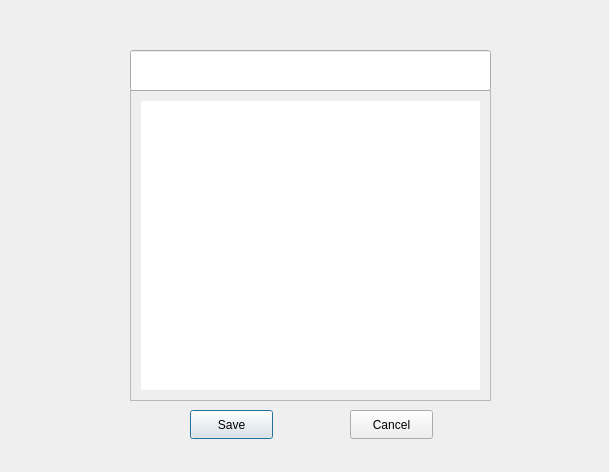
lucifron28/Notes-App-CP103-MidtermProject, file notedialog.ui: the form before one commit.
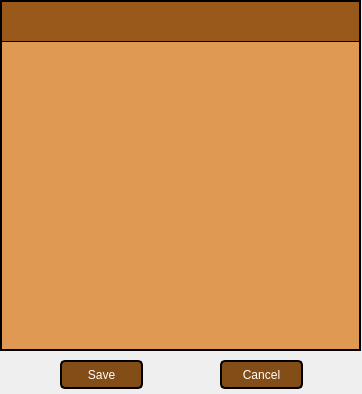
The form after the commit.

The edit to the form file:
```diff
--- a/notedialog.ui
+++ b/notedialog.ui
@@ -6,8 +6,8 @@
    <rect>
     <x>0</x>
     <y>0</y>
-    <width>609</width>
-    <height>472</height>
+    <width>362</width>
+    <height>394</height>
    </rect>
   </property>
   <property name="windowTitle">
@@ -16,39 +16,52 @@
   <widget class="QTextEdit" name="textEdit">
    <property name="geometry">
     <rect>
-     <x>130</x>
-     <y>90</y>
+     <x>0</x>
+     <y>40</y>
      <width>361</width>
      <height>311</height>
     </rect>
    </property>
    <property name="styleSheet">
-    <string notr="true">padding: 10px;</string>
+    <string notr="true">padding: 10px;
+background-color: #e09952;
+border: 2px solid black;
+color: black;</string>
    </property>
   </widget>
   <widget class="QLineEdit" name="lineEdit">
    <property name="geometry">
     <rect>
-     <x>130</x>
-     <y>50</y>
+     <x>0</x>
+     <y>0</y>
      <width>361</width>
      <height>41</height>
     </rect>
    </property>
    <property name="styleSheet">
     <string notr="true">font: 20px;
-font-weight: 800;</string>
+font-weight: 800;
+background-color: #98591B;
+border: 2px solid black;
+border-bottom: 0;
+color: white;</string>
    </property>
   </widget>
   <widget class="QPushButton" name="saveButton">
    <property name="geometry">
     <rect>
-     <x>190</x>
-     <y>410</y>
+     <x>60</x>
+     <y>360</y>
      <width>83</width>
      <height>29</height>
     </rect>
    </property>
+   <property name="styleSheet">
+    <string notr="true">background-color: #824D17;
+border: 2px solid black;
+color: white;
+border-radius: 5px;</string>
+   </property>
    <property name="text">
     <string>Save</string>
    </property>
@@ -56,12 +69,18 @@
   <widget class="QPushButton" name="cancelButton">
    <property name="geometry">
     <rect>
-     <x>350</x>
-     <y>410</y>
+     <x>220</x>
+     <y>360</y>
      <width>83</width>
      <height>29</height>
     </rect>
    </property>
+   <property name="styleSheet">
+    <string notr="true">background-color: #824D17;
+border: 2px solid black;
+color: white;
+border-radius: 5px;</string>
+   </property>
    <property name="text">
     <string>Cancel</string>
    </property>
```
